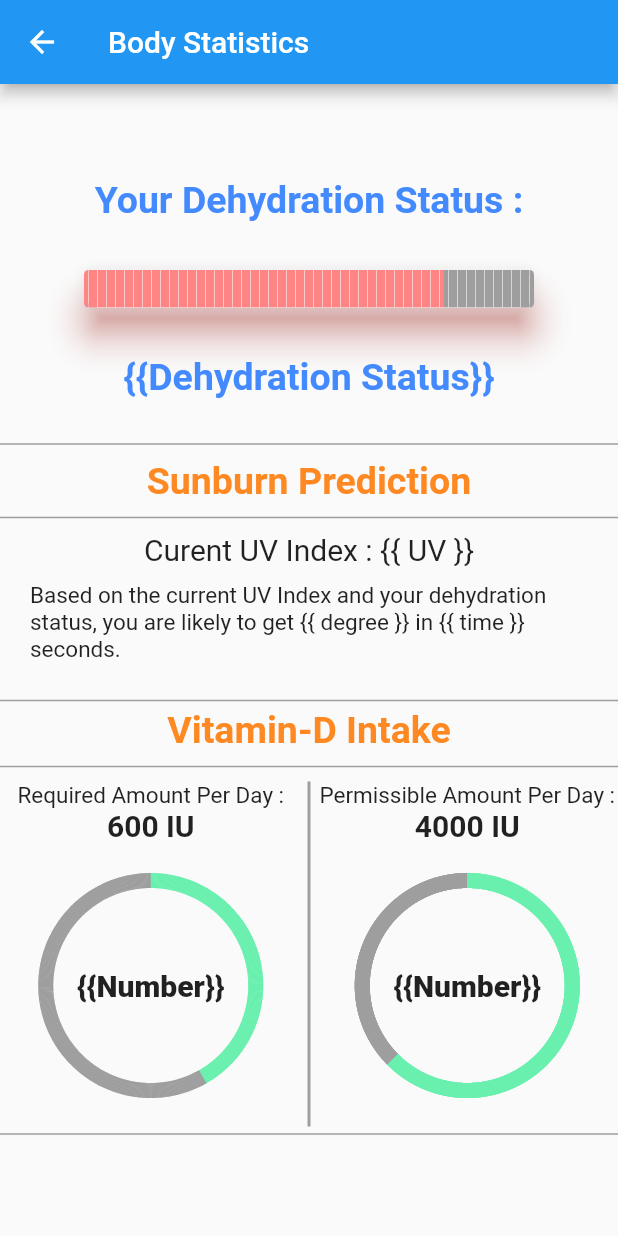
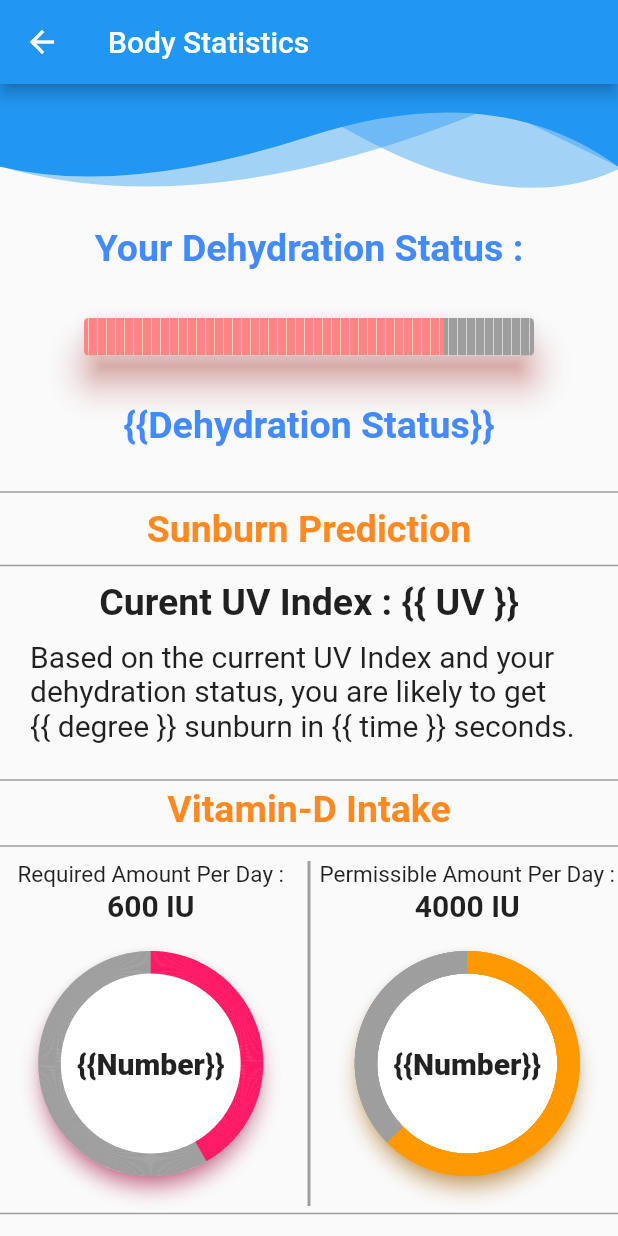
Before and after one commit to pranavadith7/Hydration-Flutter, a Flutter app: the ThirdRoute screen opened directly, on a phone screen of 412 x 824 dp. Run offline on Flutter 3.47's test engine with Material 2 defaults, Android fonts, the phone set to English and light mode, and no system bars; drawn by our look-alikes of step_progress_indicator; our stand-ins replace firebase_core, firebase_database, fl_chart, liquid_progress_indicator, syncfusion_flutter_charts; accounts and stored records are empty; network calls fail.

Commit message:
changed colors

```diff
--- a/lib/main.dart
+++ b/lib/main.dart
@@ -66,10 +66,9 @@
           child: Column(
             mainAxisAlignment: MainAxisAlignment.start,
             children: [
-              Container(
+              const SizedBox(
                 height: _headerHeight,
-                child: const HeaderWidget(
-                    _headerHeight, true, Icons.login_rounded),
+                child: HeaderWidget(_headerHeight, true, Icons.login_rounded),
               ),
               SizedBox(
                 height: 150,
@@ -137,8 +136,8 @@
               ElevatedButton(
                 style: ElevatedButton.styleFrom(
                     textStyle: const TextStyle(fontSize: 24),
-                    backgroundColor: Colors.orangeAccent,
-                    foregroundColor: Colors.black87,
+                    backgroundColor: const Color.fromARGB(255, 254, 24, 101),
+                    foregroundColor: Colors.white,
                     fixedSize: const Size(250, 70),
                     side: const BorderSide(
                       width: 3,
@@ -168,7 +167,9 @@
     final List<FinalData> chartData = [
       FinalData('Hydration', 1, const Color.fromARGB(255, 0, 145, 255)),
       FinalData('Sunburn', 1, const Color.fromARGB(255, 255, 149, 0)),
-      FinalData('Vitamin-D', 1, const Color.fromARGB(255, 224, 243, 21)),
+      // FinalData('Vitamin-D', 1, const Color.fromARGB(255, 224, 243, 21)),
+      FinalData('Vitamin-D', 1, const Color.fromARGB(255, 254, 24, 101),),
+
     ];
     return chartData;
   }
@@ -270,13 +271,14 @@
                         width: 4)
                   ],
                   primaryXAxis: NumericAxis(
-                      majorGridLines: const MajorGridLines(width: 0),
+                      axisLine: const AxisLine(width: 3),
                       edgeLabelPlacement: EdgeLabelPlacement.shift,
-                      interval: 3,
+                      interval: 1,
                       title: AxisTitle(text: 'Time')),
                   primaryYAxis: NumericAxis(
-                    axisLine: const AxisLine(width: 0),
+                    axisLine: const AxisLine(width: 3),
                     majorTickLines: const MajorTickLines(size: 0),
+                    edgeLabelPlacement: EdgeLabelPlacement.shift,
                     title: AxisTitle(text: 'GSR Value'),
                   ),
                 ),
@@ -285,31 +287,6 @@
             const SizedBox(
               height: 30,
             ),
-            // ElevatedButton(
-            //   style: ElevatedButton.styleFrom(
-            //       textStyle: const TextStyle(fontSize: 20),
-            //       backgroundColor: Colors.white,
-            //       foregroundColor: Colors.black,
-            //       fixedSize: const Size(200, 100),
-            //       side: const BorderSide(
-            //         width: 3,
-            //         color: Colors.white30,
-            //       ),
-            //       elevation: 3,
-            //       shape: RoundedRectangleBorder(
-            //           borderRadius: BorderRadius.circular(20)),
-            //       padding: const EdgeInsets.all(20)),
-            //   onPressed: () {
-            //     Navigator.push(
-            //       context,
-            //       MaterialPageRoute(builder: (context) => ThirdRoute()),
-            //     );
-            //   },
-            //   child: const Text(
-            //     'View your body statistics',
-            //     textAlign: TextAlign.center,
-            //   ),
-            // ),
             ElevatedButton(
               style: ElevatedButton.styleFrom(
                   textStyle: const TextStyle(fontSize: 22),
@@ -403,6 +380,7 @@
 class _ThirdRouteState extends State<ThirdRoute> {
   @override
   Widget build(BuildContext context) {
+    const double headerHeight = 75;
     return SafeArea(
       child: Scaffold(
         appBar: AppBar(
@@ -411,7 +389,14 @@
         body: Center(
           child:
               // ignore: prefer_const_literals_to_create_immutables
-              Column(mainAxisAlignment: MainAxisAlignment.center, children: [
+              Column(mainAxisAlignment: MainAxisAlignment.start, children: [
+            const SizedBox(
+              height: headerHeight,
+              child: HeaderWidget(headerHeight, true, Icons.login_rounded),
+            ),
+            const SizedBox(
+              height: 20,
+            ),
             const Text(
               "Your Dehydration Status :",
               style: TextStyle(
@@ -496,14 +481,15 @@
                       children: const [
                         Text(
                           "Curent UV Index : {{ UV }}",
-                          style: TextStyle(fontSize: 20),
+                          style: TextStyle(
+                              fontSize: 25, fontWeight: FontWeight.bold),
                         ),
                         SizedBox(
                           height: 10,
                         ),
                         Text(
-                          "Based on the current UV Index and your dehydration status, you are likely to get {{ degree }} in {{ time }} seconds.",
-                          style: TextStyle(fontSize: 15),
+                          "Based on the current UV Index and your dehydration status, you are likely to get {{ degree }} sunburn in {{ time }} seconds.",
+                          style: TextStyle(fontSize: 20),
                         ),
                         SizedBox(
                           height: 20,
@@ -549,20 +535,27 @@
                               fontSize: 20, fontWeight: FontWeight.bold),
                         ),
                         const SizedBox(
-                          height: 20,
+                          height: 15,
                         ),
                         SizedBox(
+                          child: Card(
+                            elevation: 5,
+                            shadowColor:
+                                const Color.fromARGB(255, 254, 24, 101),
+                            shape: RoundedRectangleBorder(
+                                borderRadius: BorderRadius.circular(100)),
                             child: CircularStepProgressIndicator(
                               totalSteps: 600,
                               currentStep: 250,
                               // stepSize: 10,
-                            selectedColor: Colors.greenAccent,
+                              selectedColor:
+                                  const Color.fromARGB(255, 254, 24, 101),
                               unselectedColor: Colors.grey,
                               padding: 0,
                               width: 150,
                               height: 150,
-                            selectedStepSize: 10,
-                            stepSize: 10,
+                              selectedStepSize: 15,
+                              stepSize: 15,
                               child: Container(
                                 height: 50,
                                 width: 50,
@@ -573,7 +566,9 @@
                                 child: const Text(
                                   "{{Number}}",
                                   style: TextStyle(
-                                    fontSize: 20, fontWeight: FontWeight.w900),
+                                      fontSize: 20,
+                                      fontWeight: FontWeight.w900),
+                                ),
                               ),
                             ),
                           ),
@@ -600,19 +595,25 @@
                               fontSize: 20, fontWeight: FontWeight.bold),
                         ),
                         const SizedBox(
-                          height: 20,
+                          height: 15,
                         ),
-                        CircularStepProgressIndicator(
+                        SizedBox(
+                          child: Card(
+                            elevation: 5,
+                            shadowColor: Colors.orange,
+                            shape: RoundedRectangleBorder(
+                                borderRadius: BorderRadius.circular(100)),
+                            child: CircularStepProgressIndicator(
                               totalSteps: 4000,
                               currentStep: 2500,
                               // stepSize: 10,
-                          selectedColor: Colors.greenAccent,
+                              selectedColor: Colors.orange,
                               unselectedColor: Colors.grey,
                               padding: 0,
                               width: 150,
                               height: 150,
-                          selectedStepSize: 10,
-                          stepSize: 10,
+                              selectedStepSize: 15,
+                              stepSize: 15,
                               child: Container(
                                 height: 50,
                                 width: 50,
@@ -623,7 +624,10 @@
                                 child: const Text(
                                   "{{Number}}",
                                   style: TextStyle(
-                                  fontSize: 20, fontWeight: FontWeight.w900),
+                                      fontSize: 20,
+                                      fontWeight: FontWeight.w900),
+                                ),
+                              ),
                             ),
                           ),
                         ),
@@ -690,6 +694,7 @@
   }
 
   Widget _buildBody() {
+    const double headerHeight = 75;
     return SafeArea(
       child: Scaffold(
         // backgroundColor:
@@ -705,7 +710,14 @@
           ),
           child:
               // ignore: prefer_const_literals_to_create_immutables
-              Column(mainAxisAlignment: MainAxisAlignment.center, children: [
+              Column(mainAxisAlignment: MainAxisAlignment.start, children: [
+            const SizedBox(
+              height: headerHeight,
+              child: HeaderWidget(headerHeight, true, Icons.login_rounded),
+            ),
+            const SizedBox(
+              height: 30,
+            ),
             Card(
               elevation: 10,
               shadowColor: Colors.blueAccent,
@@ -717,7 +729,7 @@
                   _stopwatchText,
                   style: const TextStyle(
                     color: Colors.blueAccent,
-                    fontSize: 70,
+                    fontSize: 60,
                   ),
                 ),
               ),
@@ -732,12 +744,12 @@
                 padding: EdgeInsets.all(10.0),
                 child: Text(
                   "Chart",
-                  style: TextStyle(fontSize: 60),
+                  style: TextStyle(fontSize: 150),
                 ),
               ),
             ),
             const SizedBox(
-              height: 50,
+              height: 30,
             ),
             Row(
               mainAxisAlignment: MainAxisAlignment.spaceEvenly,
```
Lines whose indentation alone changed are shown as unchanged.
